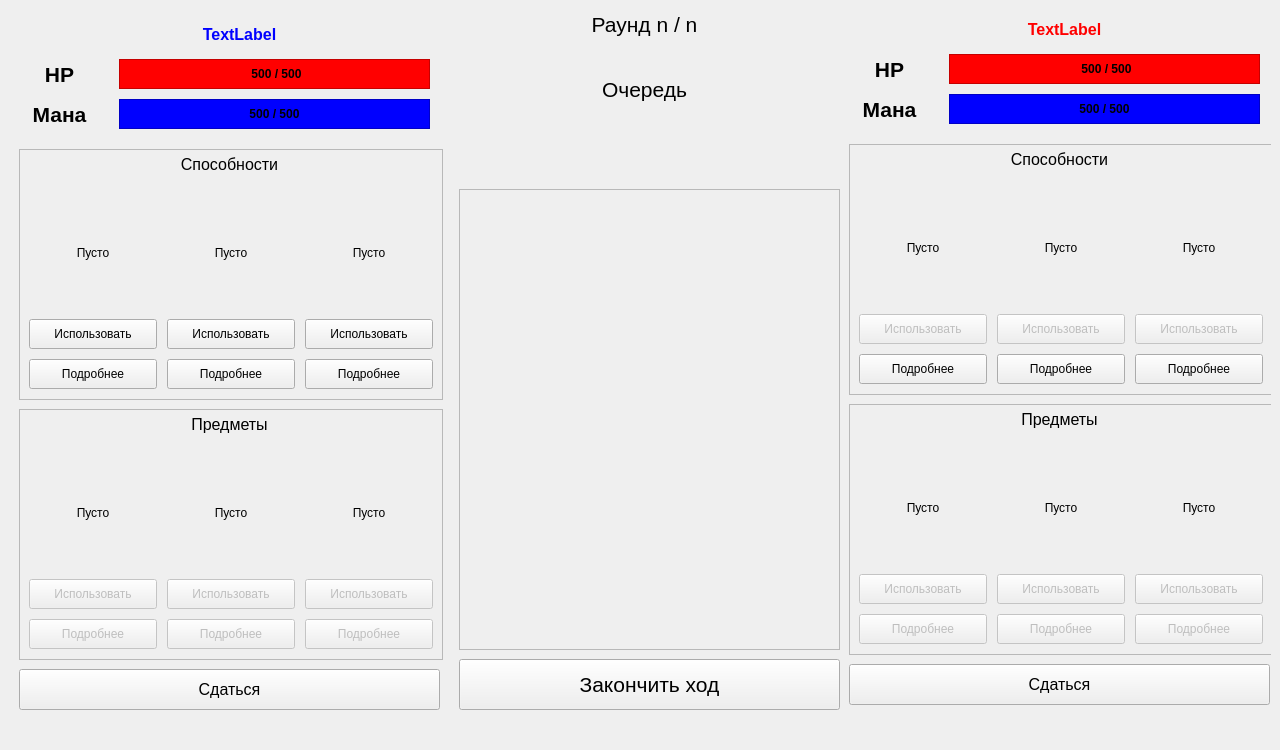
Above: mainwindow.ui from ahahaharu/CourseWork_Game before the change. Below: the same form after it.
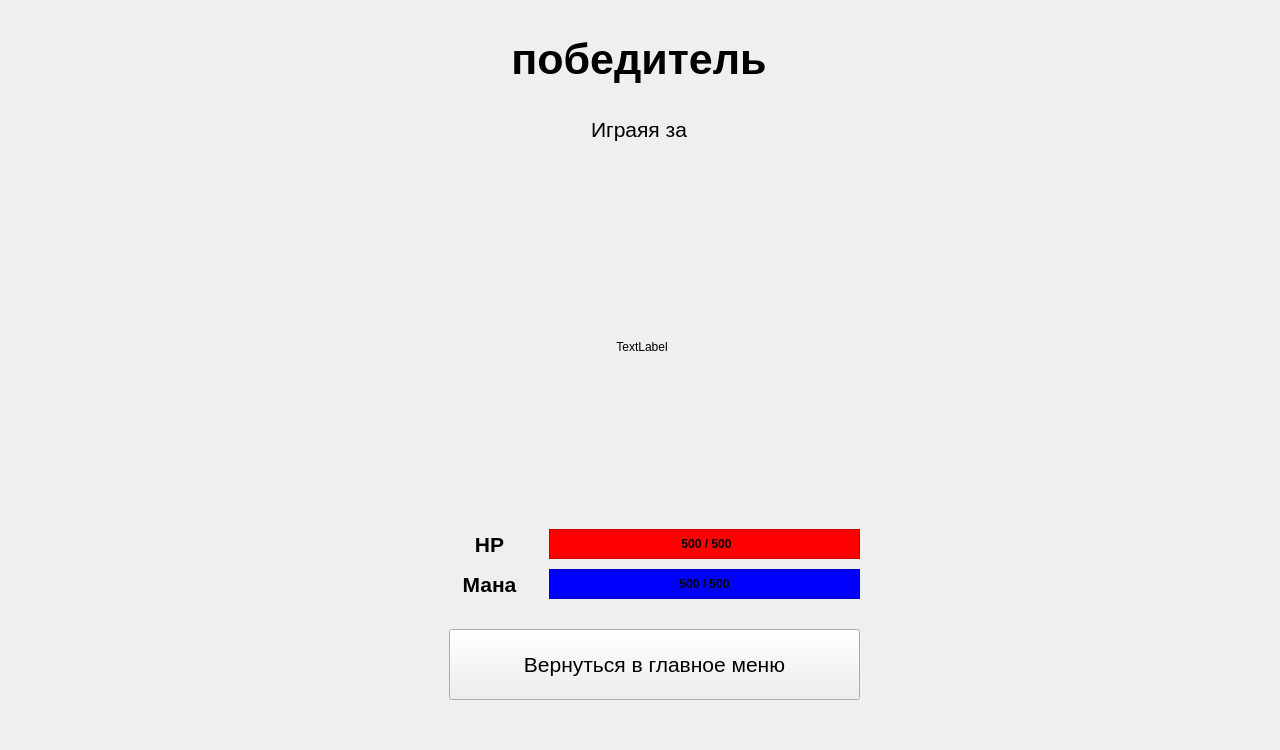
That is the form after the change.

Diff of the .ui file:
```diff
--- a/mainwindow.ui
+++ b/mainwindow.ui
@@ -42,7 +42,7 @@
     <item>
      <widget class="QStackedWidget" name="stackedWidget">
       <property name="currentIndex">
-       <number>8</number>
+       <number>9</number>
       </property>
       <widget class="QWidget" name="startMenu">
        <widget class="QWidget" name="widget" native="true">
@@ -4749,6 +4749,212 @@
         </property>
        </widget>
       </widget>
+      <widget class="QWidget" name="winner">
+       <widget class="QLabel" name="winnerName">
+        <property name="geometry">
+         <rect>
+          <x>10</x>
+          <y>20</y>
+          <width>1240</width>
+          <height>61</height>
+         </rect>
+        </property>
+        <property name="font">
+         <font>
+          <pointsize>32</pointsize>
+          <bold>true</bold>
+         </font>
+        </property>
+        <property name="text">
+         <string>победитель</string>
+        </property>
+        <property name="alignment">
+         <set>Qt::AlignCenter</set>
+        </property>
+       </widget>
+       <widget class="QLabel" name="winnerHero">
+        <property name="geometry">
+         <rect>
+          <x>10</x>
+          <y>100</y>
+          <width>1240</width>
+          <height>41</height>
+         </rect>
+        </property>
+        <property name="font">
+         <font>
+          <pointsize>16</pointsize>
+         </font>
+        </property>
+        <property name="text">
+         <string>Играяя за</string>
+        </property>
+        <property name="alignment">
+         <set>Qt::AlignCenter</set>
+        </property>
+       </widget>
+       <widget class="QLabel" name="winerHeroGIf">
+        <property name="geometry">
+         <rect>
+          <x>490</x>
+          <y>180</y>
+          <width>286</width>
+          <height>316</height>
+         </rect>
+        </property>
+        <property name="focusPolicy">
+         <enum>Qt::WheelFocus</enum>
+        </property>
+        <property name="text">
+         <string>TextLabel</string>
+        </property>
+        <property name="alignment">
+         <set>Qt::AlignCenter</set>
+        </property>
+       </widget>
+       <widget class="QFrame" name="frame_33">
+        <property name="geometry">
+         <rect>
+          <x>540</x>
+          <y>520</y>
+          <width>311</width>
+          <height>30</height>
+         </rect>
+        </property>
+        <property name="styleSheet">
+         <string notr="true">background-color: red;</string>
+        </property>
+        <property name="frameShape">
+         <enum>QFrame::StyledPanel</enum>
+        </property>
+        <property name="frameShadow">
+         <enum>QFrame::Raised</enum>
+        </property>
+        <widget class="QLabel" name="winnerHP">
+         <property name="geometry">
+          <rect>
+           <x>12</x>
+           <y>5</y>
+           <width>291</width>
+           <height>20</height>
+          </rect>
+         </property>
+         <property name="font">
+          <font>
+           <bold>true</bold>
+          </font>
+         </property>
+         <property name="text">
+          <string>500 / 500</string>
+         </property>
+         <property name="alignment">
+          <set>Qt::AlignCenter</set>
+         </property>
+        </widget>
+       </widget>
+       <widget class="QLabel" name="label_33">
+        <property name="geometry">
+         <rect>
+          <x>440</x>
+          <y>520</y>
+          <width>81</width>
+          <height>31</height>
+         </rect>
+        </property>
+        <property name="font">
+         <font>
+          <pointsize>16</pointsize>
+          <bold>true</bold>
+         </font>
+        </property>
+        <property name="text">
+         <string>HP</string>
+        </property>
+        <property name="alignment">
+         <set>Qt::AlignCenter</set>
+        </property>
+       </widget>
+       <widget class="QLabel" name="label_34">
+        <property name="geometry">
+         <rect>
+          <x>440</x>
+          <y>560</y>
+          <width>81</width>
+          <height>31</height>
+         </rect>
+        </property>
+        <property name="font">
+         <font>
+          <pointsize>16</pointsize>
+          <bold>true</bold>
+         </font>
+        </property>
+        <property name="text">
+         <string>Мана</string>
+        </property>
+        <property name="alignment">
+         <set>Qt::AlignCenter</set>
+        </property>
+       </widget>
+       <widget class="QFrame" name="frame_34">
+        <property name="geometry">
+         <rect>
+          <x>540</x>
+          <y>560</y>
+          <width>311</width>
+          <height>30</height>
+         </rect>
+        </property>
+        <property name="styleSheet">
+         <string notr="true">background-color: blue</string>
+        </property>
+        <property name="frameShape">
+         <enum>QFrame::StyledPanel</enum>
+        </property>
+        <property name="frameShadow">
+         <enum>QFrame::Raised</enum>
+        </property>
+        <widget class="QLabel" name="winnerMana">
+         <property name="geometry">
+          <rect>
+           <x>10</x>
+           <y>5</y>
+           <width>291</width>
+           <height>20</height>
+          </rect>
+         </property>
+         <property name="font">
+          <font>
+           <bold>true</bold>
+          </font>
+         </property>
+         <property name="text">
+          <string>500 / 500</string>
+         </property>
+         <property name="alignment">
+          <set>Qt::AlignCenter</set>
+         </property>
+        </widget>
+       </widget>
+       <widget class="QPushButton" name="pushButton_15">
+        <property name="geometry">
+         <rect>
+          <x>440</x>
+          <y>620</y>
+          <width>411</width>
+          <height>71</height>
+         </rect>
+        </property>
+        <property name="font">
+         <font>
+          <pointsize>16</pointsize>
+         </font>
+        </property>
+        <property name="text">
+         <string>Вернуться в главное меню</string>
+        </property>
+       </widget>
+      </widget>
      </widget>
     </item>
    </layout>
```
